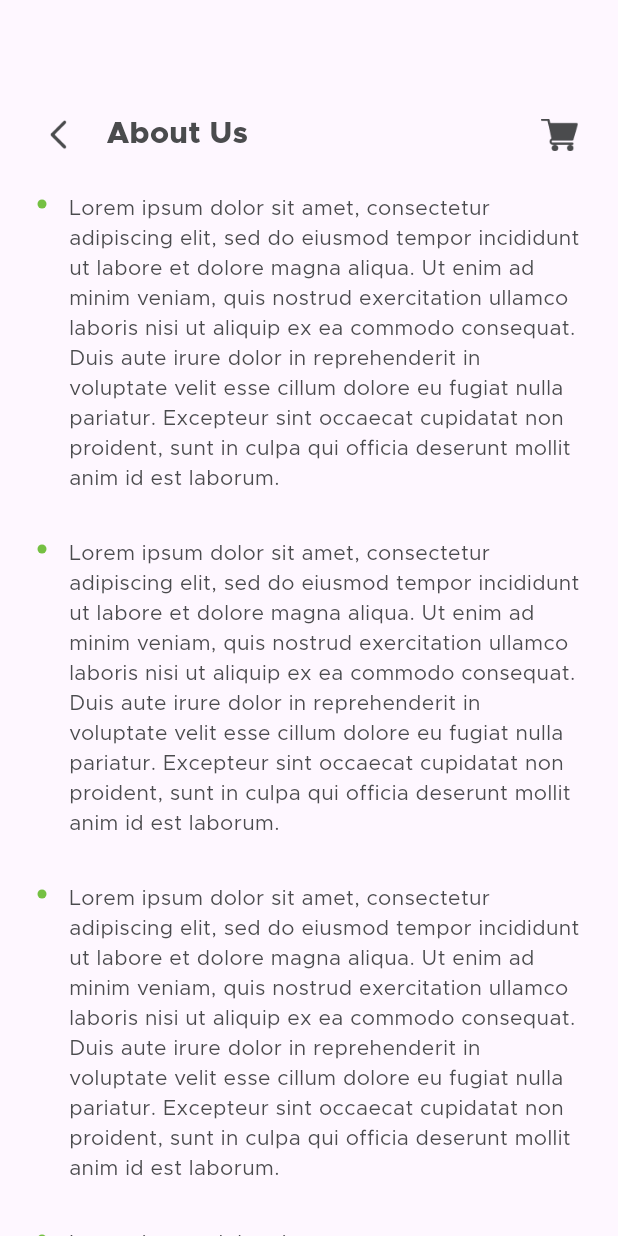
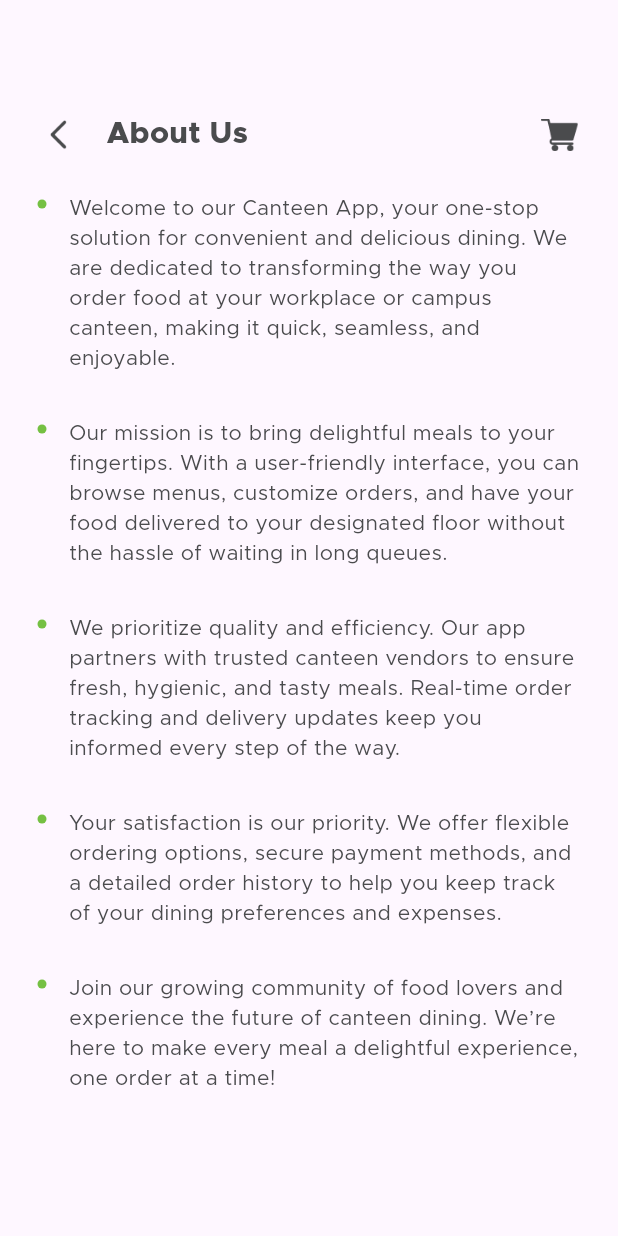
Before and after one commit to Sumit-Shah/Flutter, a Flutter app: the AboutUsView screen opened directly, on a phone screen of 412 x 824 dp. Run offline on Flutter 3.47's test engine with Material 3 defaults, Android fonts, the phone set to English and light mode, and no system bars; drawn by our look-alikes of flutter_easyloading; our stand-ins replace flutter_rating_bar, get_it, google_maps_flutter, image_picker, shared_preferences, universal_io; missing offline and left inert: custom_map_markers, otp_pin_field; accounts and stored records are empty.

```diff
--- a/canteen_app/lib/view/history/order_history.dart
+++ b/canteen_app/lib/view/history/order_history.dart
@@ -160,7 +160,7 @@ class _OrderHistoryViewState extends State<OrderHistoryView> {
               "Total Spent: Rs. ${totalAmount.toStringAsFixed(2)}",
               style: TextStyle(
                 color: TColor.primaryText,
-                fontSize: 18,
+                fontSize: 25,
                 fontWeight: FontWeight.bold,
               ),
             ),
--- a/canteen_app/lib/view/more/about_us_view.dart
+++ b/canteen_app/lib/view/more/about_us_view.dart
@@ -1,6 +1,5 @@
 import 'package:canteen_app/common/color_extension.dart';
 import 'package:flutter/material.dart';
-
 import 'my_order_view.dart';
 
 class AboutUsView extends StatefulWidget {
@@ -12,11 +11,11 @@ class AboutUsView extends StatefulWidget {
 
 class _AboutUsViewState extends State<AboutUsView> {
   List aboutTextArr = [
-    "Lorem ipsum dolor sit amet, consectetur adipiscing elit, sed do eiusmod tempor incididunt ut labore et dolore magna aliqua. Ut enim ad minim veniam, quis nostrud exercitation ullamco laboris nisi ut aliquip ex ea commodo consequat. Duis aute irure dolor in reprehenderit in voluptate velit esse cillum dolore eu fugiat nulla pariatur. Excepteur sint occaecat cupidatat non proident, sunt in culpa qui officia deserunt mollit anim id est laborum.",
-    "Lorem ipsum dolor sit amet, consectetur adipiscing elit, sed do eiusmod tempor incididunt ut labore et dolore magna aliqua. Ut enim ad minim veniam, quis nostrud exercitation ullamco laboris nisi ut aliquip ex ea commodo consequat. Duis aute irure dolor in reprehenderit in voluptate velit esse cillum dolore eu fugiat nulla pariatur. Excepteur sint occaecat cupidatat non proident, sunt in culpa qui officia deserunt mollit anim id est laborum.",
-    "Lorem ipsum dolor sit amet, consectetur adipiscing elit, sed do eiusmod tempor incididunt ut labore et dolore magna aliqua. Ut enim ad minim veniam, quis nostrud exercitation ullamco laboris nisi ut aliquip ex ea commodo consequat. Duis aute irure dolor in reprehenderit in voluptate velit esse cillum dolore eu fugiat nulla pariatur. Excepteur sint occaecat cupidatat non proident, sunt in culpa qui officia deserunt mollit anim id est laborum.",
-    "Lorem ipsum dolor sit amet, consectetur adipiscing elit, sed do eiusmod tempor incididunt ut labore et dolore magna aliqua. Ut enim ad minim veniam, quis nostrud exercitation ullamco laboris nisi ut aliquip ex ea commodo consequat. Duis aute irure dolor in reprehenderit in voluptate velit esse cillum dolore eu fugiat nulla pariatur. Excepteur sint occaecat cupidatat non proident, sunt in culpa qui officia deserunt mollit anim id est laborum.",
-    "Lorem ipsum dolor sit amet, consectetur adipiscing elit, sed do eiusmod tempor incididunt ut labore et dolore magna aliqua. Ut enim ad minim veniam, quis nostrud exercitation ullamco laboris nisi ut aliquip ex ea commodo consequat. Duis aute irure dolor in reprehenderit in voluptate velit esse cillum dolore eu fugiat nulla pariatur. Excepteur sint occaecat cupidatat non proident, sunt in culpa qui officia deserunt mollit anim id est laborum.",
+    "Welcome to our Canteen App, your one-stop solution for convenient and delicious dining. We are dedicated to transforming the way you order food at your workplace or campus canteen, making it quick, seamless, and enjoyable.",
+    "Our mission is to bring delightful meals to your fingertips. With a user-friendly interface, you can browse menus, customize orders, and have your food delivered to your designated floor without the hassle of waiting in long queues.",
+    "We prioritize quality and efficiency. Our app partners with trusted canteen vendors to ensure fresh, hygienic, and tasty meals. Real-time order tracking and delivery updates keep you informed every step of the way.",
+    "Your satisfaction is our priority. We offer flexible ordering options, secure payment methods, and a detailed order history to help you keep track of your dining preferences and expenses.",
+    "Join our growing community of food lovers and experience the future of canteen dining. We’re here to make every meal a delightful experience, one order at a time!"
   ];
 
   @override
--- a/canteen_app/pubspec.yaml
+++ b/canteen_app/pubspec.yaml
@@ -46,6 +46,7 @@ dependencies:
   # flutter_timezone: ^1.0.6
   get_it: ^7.6.0
   universal_io: ^2.0.4
+  fl_chart: ^0.65.0
 
 
 dev_dependencies:
```
Also changed, not shown: canteen_app/lib/common/globs.dart (+8 -3 lines), canteen_app/lib/view/more/more_view.dart (+18 -18 lines), canteen_app/lib/view/profile/profile_view.dart (+10 -22 lines), canteen_app/pubspec.lock.
